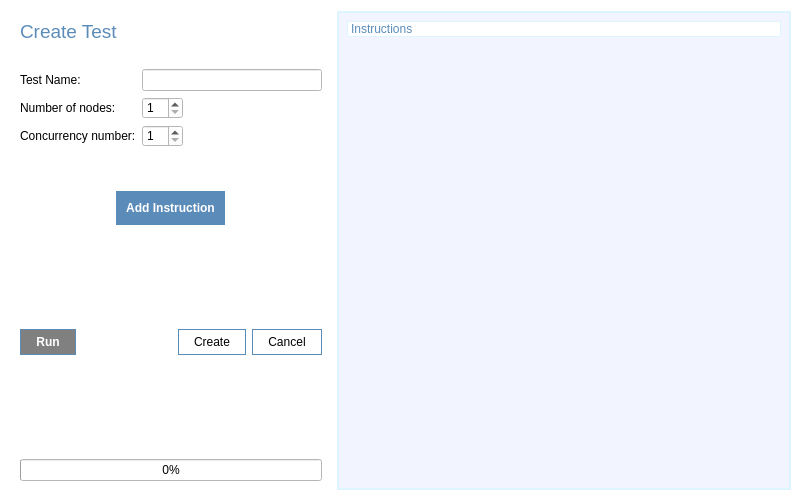
Old version of the form ui/Test_v2.ui in the repository DaniCaballero/ide.
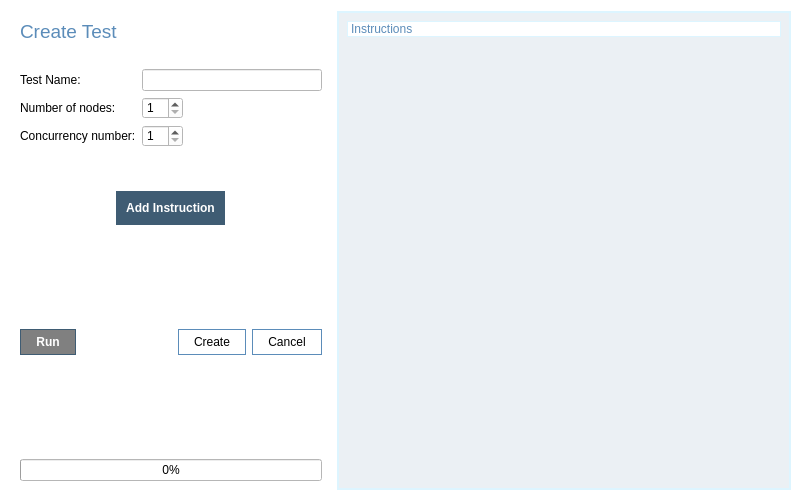
New version of the form.

What changed in the file:
```diff
--- a/ui/Test_v2.ui
+++ b/ui/Test_v2.ui
@@ -194,7 +194,7 @@
          <string notr="true">#add_inst_btn {
 border: none;
 padding:  10px;
-background-color: #5b8cb9;
+background-color: #3f5c73;
 color: white;
 font-weight: bold;
 }
@@ -230,8 +230,8 @@
           </property>
           <property name="styleSheet">
            <string notr="true">#run_test_btn {
-border: 1px solid #5b8cb9;
-background-color: #5b8cb9;
+border: 1px solid #3f5c73;
+background-color: #3f5c73;
 color: white;
 font-weight: bold;
 padding: 5px 15px;
@@ -328,7 +328,7 @@
       <bool>false</bool>
      </property>
      <property name="styleSheet">
-      <string notr="true">background-color:#f2f5ff; border: 1px solid #ddf5ff;</string>
+      <string notr="true">background-color:#ebf0f4; border: 1px solid #ddf5ff;</string>
      </property>
      <property name="widgetResizable">
       <bool>true</bool>
```
